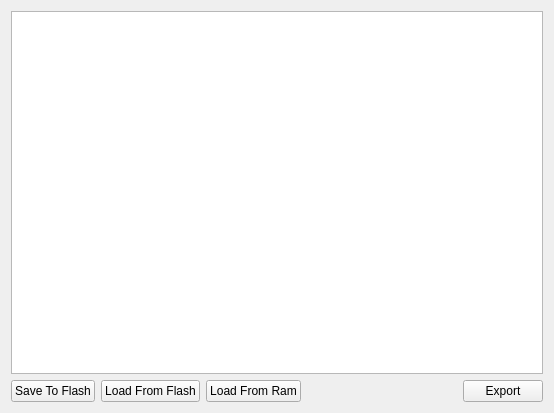
The window that src/tableview3d.ui (fredcooke/emstudio) describes before a commit, drawn with Qt 5.
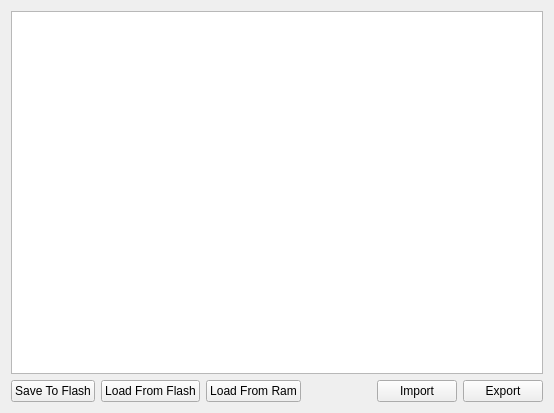
The same window after the commit.

Commit message: Addition of 3d table import test, disabled for now

The edit to the form file:
```diff
--- a/src/tableview3d.ui
+++ b/src/tableview3d.ui
@@ -53,6 +53,13 @@
        </property>
       </spacer>
      </item>
+     <item>
+      <widget class="QPushButton" name="importPushButton">
+       <property name="text">
+        <string>Import</string>
+       </property>
+      </widget>
+     </item>
      <item>
       <widget class="QPushButton" name="exportPushButton">
        <property name="text">
```
The commit also changes 2 other files.
